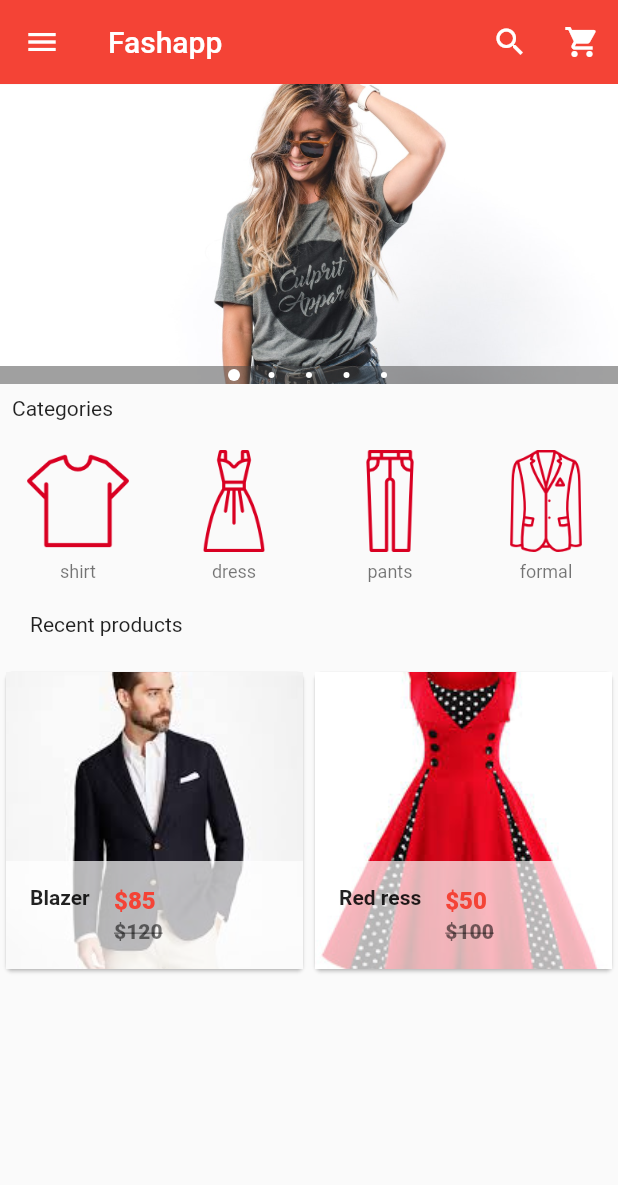
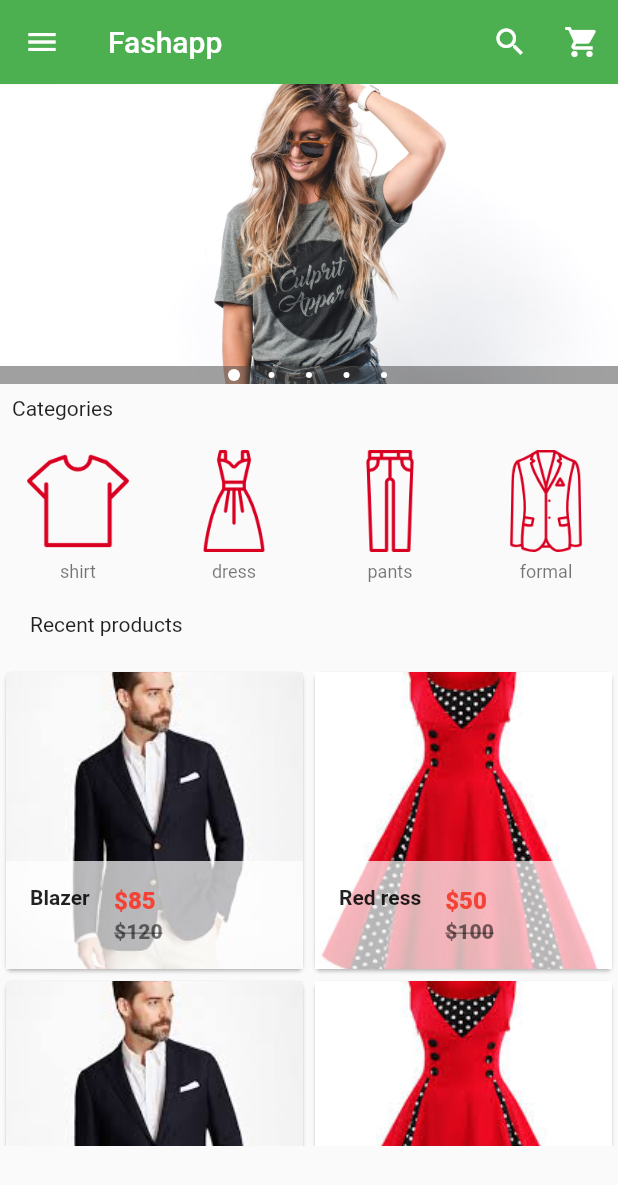
Before and after one commit to CharithBK/E_Shop, a Flutter app: the screen it shows after launch, on a phone screen of 412 x 824 dp. Shown: the top 1185 px of the screen. Run offline on Flutter 3.47's test engine with Material 2 defaults, Android fonts, the phone set to English and light mode, and no system bars; drawn by our look-alikes of carousel_pro.

Commit message:
color change

```diff
--- a/lib/componets/products.dart
+++ b/lib/componets/products.dart
@@ -9,6 +9,18 @@ class Products extends StatefulWidget {
 
 class _ProductsState extends State<Products> {
   var product_list = [
+    {
+      "name": "Blazer",
+      "picture": "images/products/blazer1.jpeg",
+      "old_price": 120,
+      "price": 85,
+    },
+    {
+      "name": "Red ress",
+      "picture": "images/products/dress1.jpeg",
+      "old_price": 100,
+      "price": 50,
+    },
     {
       "name": "Blazer",
       "picture": "images/products/blazer1.jpeg",
--- a/lib/main.dart
+++ b/lib/main.dart
@@ -43,7 +43,7 @@ class _HomePageState extends State<HomePage> {
     return Scaffold(
       appBar: new AppBar(
         elevation: 0.1,
-        backgroundColor: Colors.red,
+        backgroundColor: Colors.green,
         title: Text('Fashapp'),
         actions: <Widget>[
           new IconButton(
--- a/lib/pages/product_details.dart
+++ b/lib/pages/product_details.dart
@@ -22,7 +22,7 @@ class _ProductDetailsState extends State<ProductDetails> {
     return Scaffold(
       appBar: new AppBar(
         elevation: 0.1,
-        backgroundColor: Colors.red,
+        backgroundColor: Colors.green,
         title: Text('Fashapp'),
         actions: <Widget>[
           new IconButton(
@@ -188,7 +188,7 @@ class _ProductDetailsState extends State<ProductDetails> {
               Expanded(
                 child: MaterialButton(
                   onPressed: () {},
-                  color: Colors.red,
+                  color: Colors.green,
                   textColor: Colors.white,
                   elevation: 0.2,
                   child: new Text("Buy now"),
@@ -198,7 +198,7 @@ class _ProductDetailsState extends State<ProductDetails> {
               new IconButton(
                   icon: Icon(
                     Icons.add_shopping_cart,
-                    color: Colors.red,
+                    color: Colors.black,
                   ),
                   onPressed: () {}),
               new IconButton(
```
